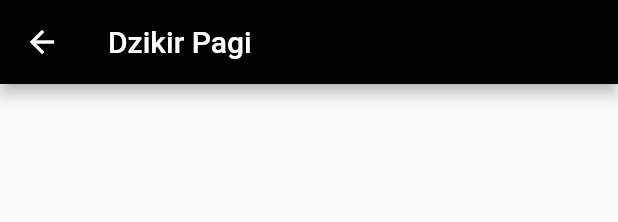
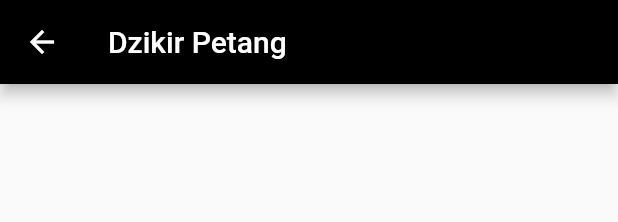
Before and after one commit to AhsanRizqullah/flutter_appdzikir, a Flutter app: what dzikirPetang() shows on an empty page, opened directly, after a tap on "Mulai", on a phone screen of 412 x 824 dp. Shown: the top 222 px of the screen. Run offline on Flutter 3.47's test engine with Material 2 defaults, Android fonts, the phone set to English and light mode, and no system bars.

Commit message:
Innitial Commit

```diff
--- /dev/null
+++ b/lib/hero.dart
@@ -0,0 +1,6 @@
+class Question {
+  String question;
+  bool answer;
+
+  Question(this.question, this.answer);
+}
--- a/lib/home_app_content.dart
+++ b/lib/home_app_content.dart
@@ -6,7 +6,7 @@ class dzikirPagi extends StatelessWidget {
   @override
   Widget build(BuildContext context) {
     return Stack(
-      alignment: Alignment.bottomCenter,
+      alignment: Alignment.bottomLeft,
       children: <Widget>[
         Container(
           height: MediaQuery.of(context).size.height,
@@ -19,8 +19,14 @@ class dzikirPagi extends StatelessWidget {
               )),
         ),
         Container(
-          height: MediaQuery.of(context).size.height - 500,
-          width: MediaQuery.of(context).size.width,
+          height: MediaQuery
+              .of(context)
+              .size
+              .height - 500,
+          width: MediaQuery
+              .of(context)
+              .size
+              .width - 20,
           decoration: BoxDecoration(
             color: Color(0xFF2b3752),
             borderRadius: BorderRadius.only(
@@ -29,14 +35,17 @@ class dzikirPagi extends StatelessWidget {
           ),
           child: Padding(
             padding: EdgeInsets.only(
-                left: MediaQuery.of(context).size.width - 120, top: 70),
+                left: MediaQuery
+                    .of(context)
+                    .size
+                    .width - 140, top: 70),
             child: Center(
               child: FlatButton(
                   onPressed: () {
                     Navigator.push(
                         context,
                         MaterialPageRoute(
-                            builder: (context) => dzikir()
+                            builder: (context) => dzikirPagiContent()
                         )
                     );
                   },
@@ -60,8 +69,9 @@ class dzikirPagi extends StatelessWidget {
           ),
         ),
         Padding(
-          padding: const EdgeInsets.only(bottom: 100.0, right: 130),
-          child: Text('Dzikir Pagi', style: TextStyle(fontSize: 40,  color: Colors.white),),
+          padding: const EdgeInsets.only(bottom: 100.0, left: 20),
+          child: Text('Dzikir Pagi',
+            style: TextStyle(fontSize: 40, color: Colors.white),),
         ),
       ],
     );
@@ -79,11 +89,17 @@ class dzikirPetang extends StatelessWidget {
   @override
   Widget build(BuildContext context) {
     return Stack(
-      alignment: Alignment.bottomCenter,
+      alignment: Alignment.bottomLeft,
       children: <Widget>[
         Container(
-          height: MediaQuery.of(context).size.height,
-          width: MediaQuery.of(context).size.width,
+          height: MediaQuery
+              .of(context)
+              .size
+              .height,
+          width: MediaQuery
+              .of(context)
+              .size
+              .width,
           decoration: BoxDecoration(
               color: Color(0xFF00c6ed),
               image: DecorationImage(
@@ -92,8 +108,14 @@ class dzikirPetang extends StatelessWidget {
               )),
         ),
         Container(
-          height: MediaQuery.of(context).size.height - 500,
-          width: MediaQuery.of(context).size.width,
+          height: MediaQuery
+              .of(context)
+              .size
+              .height - 500,
+          width: MediaQuery
+              .of(context)
+              .size
+              .width - 20,
           decoration: BoxDecoration(
             color: Color(0xFF2b3752),
             borderRadius: BorderRadius.only(
@@ -102,14 +124,17 @@ class dzikirPetang extends StatelessWidget {
           ),
           child: Padding(
             padding: EdgeInsets.only(
-                left: MediaQuery.of(context).size.width - 120, top: 70),
+                left: MediaQuery
+                    .of(context)
+                    .size
+                    .width - 140, top: 70),
             child: Center(
               child: FlatButton(
                   onPressed: () {
                     Navigator.push(
                         context,
                         MaterialPageRoute(
-                            builder: (context) => dzikir()
+                            builder: (context) => dzikirPetangContent()
                         )
                     );
                   },
@@ -133,8 +158,9 @@ class dzikirPetang extends StatelessWidget {
           ),
         ),
         Padding(
-          padding: const EdgeInsets.only(bottom: 100.0, right: 130),
-          child: Text('Dzikir Petang', style: TextStyle(fontSize: 40,color: Colors.white),),
+          padding: const EdgeInsets.only(bottom: 100.0, left: 20),
+          child: Text('Dzikir Petang',
+            style: TextStyle(fontSize: 40, color: Colors.white),),
         ),
       ],
     );
--- a/lib/home_app_content_dzikir.dart
+++ b/lib/home_app_content_dzikir.dart
@@ -1,17 +1,37 @@
 import 'package:flutter/material.dart';
 
 // ignore: camel_case_types
-class dzikir extends StatefulWidget {
+class dzikirPagiContent extends StatefulWidget {
   @override
-  _dzikirState createState() => _dzikirState();
+  _dzikirPagiContentState createState() => _dzikirPagiContentState();
 }
 
 // ignore: camel_case_types
-class _dzikirState extends State<dzikir> {
+class _dzikirPagiContentState extends State<dzikirPagiContent> {
   @override
   Widget build(BuildContext context) {
     return Scaffold(
-      appBar: AppBar(title: Text("Dzikir Pagi"), backgroundColor: Colors.black,),
+      appBar: AppBar(
+        title: Text("Dzikir Pagi"), backgroundColor: Colors.black,),
+      body:,
     );
   }
 }
+
+
+// ignore: camel_case_types
+class dzikirPetangContent extends StatefulWidget {
+  @override
+  _dzikirPetangContentState createState() => _dzikirPetangContentState();
+}
+
+// ignore: camel_case_types
+class _dzikirPetangContentState extends State<dzikirPetangContent> {
+  @override
+  Widget build(BuildContext context) {
+    return Scaffold(
+      appBar: AppBar(
+        title: Text("Dzikir Petang"), backgroundColor: Colors.black,),
+    );
+  }
+}
```
Also changed, not shown: lib/public_asset.dart (+8 -5 lines).
